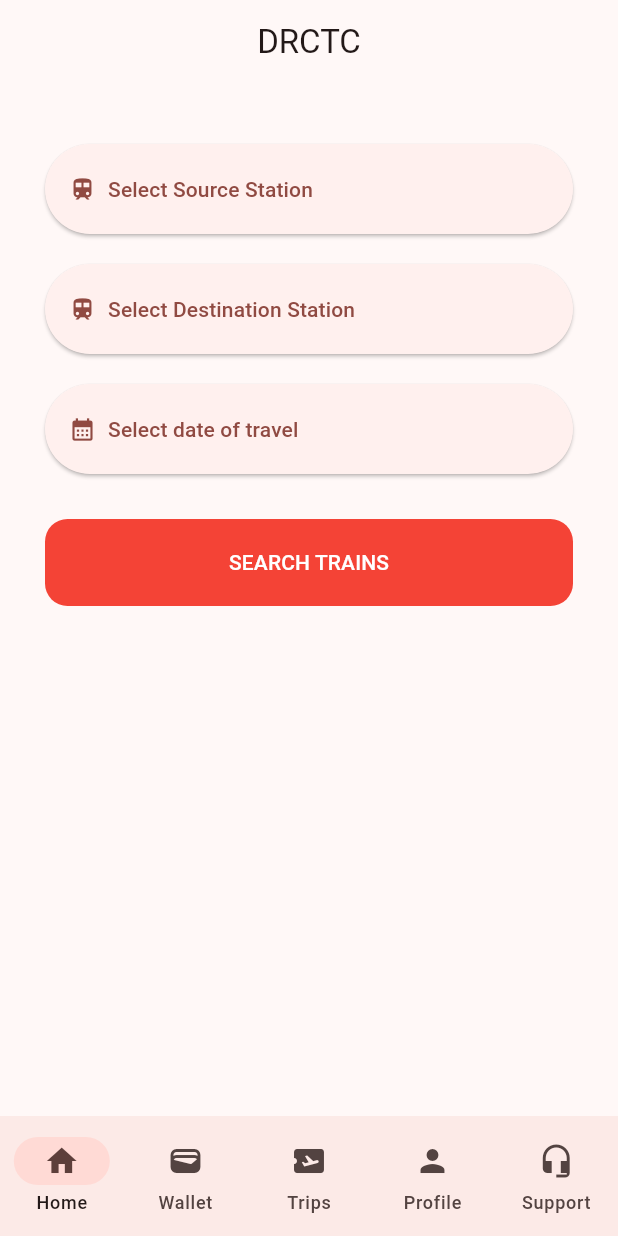
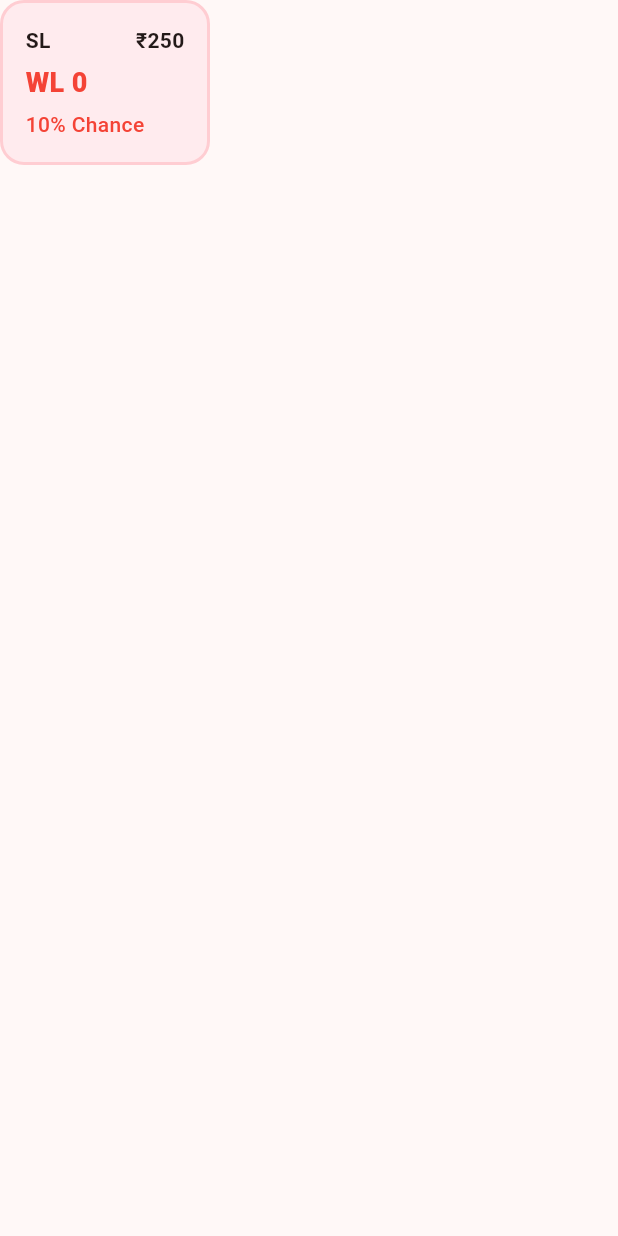
Before and after one commit to Dhineshh2002/DRCTC-Mobile-App, a Flutter app: the screen it shows after launch, after a tap on "SEARCH TRAINS", on a phone screen of 412 x 824 dp. Run offline on Flutter 3.47's test engine with Material 3 defaults, Android fonts, the light colour scheme and no system bars; missing offline and left inert: show_hide_password.

Commit message:
train and coach container implemented

```diff
--- a/lib/main.dart
+++ b/lib/main.dart
@@ -1,4 +1,4 @@
-import 'package:drctc/screens/date_picker.dart';
+
 import 'package:drctc/screens/home.dart';
 import 'package:drctc/screens/signup.dart';
 import 'package:flutter/material.dart';
--- a/lib/screens/home.dart
+++ b/lib/screens/home.dart
@@ -4,6 +4,7 @@ import 'package:drctc/screens/trips_screen.dart';
 import 'package:drctc/screens/wallet_screen.dart';
 import 'package:flutter/material.dart';
 
+import '../widgets/home_appbar.dart';
 import 'home_screen.dart';
 
 class HomePage extends StatefulWidget {
@@ -19,10 +20,12 @@ class _HomePageState extends State<HomePage> {
   @override
   Widget build(BuildContext context) {
     return Scaffold(
-      appBar: AppBar(
-        title: const Center(child: Text('DRCTC')),
-        automaticallyImplyLeading: false,
-      ),
+      appBar: (selectedIndex == 0)
+          ? const HomeAppbar()
+          : AppBar(
+              title: const Center(child: Text('DRCTC')),
+              automaticallyImplyLeading: false,
+            ),
       body: [
         HomePageScreen(),
         WalletScreen(),
--- a/lib/screens/home_screen.dart
+++ b/lib/screens/home_screen.dart
@@ -1,4 +1,5 @@
 import 'package:drctc/screens/seach_trains.dart';
+import 'package:drctc/widgets/train_coach_con.dart';
 import 'package:flutter/material.dart';
 import 'package:intl/intl.dart';
 
@@ -10,17 +11,21 @@ class HomePageScreen extends StatefulWidget {
 }
 
 class _HomePageScreenState extends State<HomePageScreen> {
-  String sourceStation = 'Select Source Station';
-  String destinationStation = 'Select Destination Station';
+  String sourceStation = 'Enter From';
+  String destinationStation = 'Enter To';
   String selectedDate = 'Select date of travel';
+  DateTime travelDate = DateTime.now().add(const Duration(days: 1));
 
   @override
   Widget build(BuildContext context) {
+    selectedDate = DateFormat('EEE, dd yyyy').format(travelDate);
     return SingleChildScrollView(
       child: Center(
         child: Padding(
           padding: const EdgeInsets.all(30.0),
-          child: Column(
+          child: Stack(
+            children: [
+              Column(
                 children: [
                   SizedBox(
                     width: MediaQuery.sizeOf(context).width,
@@ -84,14 +89,15 @@ class _HomePageScreenState extends State<HomePageScreen> {
                         onPressed: () async {
                           DateTime? pickedDate = await showDatePicker(
                             context: context,
-                        initialDate: DateTime.now(),
+                            initialDate: travelDate ?? DateTime.now(),
                             firstDate: DateTime.now(),
-                        lastDate: DateTime(DateTime.now().year + 1),
+                            lastDate: DateTime(DateTime.now().year + 2),
                           );
                           if (pickedDate != null) {
                             setState(() {
+                              travelDate = pickedDate;
                               selectedDate =
-                              DateFormat('dd/MM/yyyy').format(pickedDate);
+                                  DateFormat('EEE, dd yyyy').format(pickedDate);
                             });
                           }
                         },
@@ -112,7 +118,19 @@ class _HomePageScreenState extends State<HomePageScreen> {
                       width: MediaQuery.of(context).size.width,
                       height: 58,
                       child: FilledButton(
-                    onPressed: () {},
+                        onPressed: () {
+                          Navigator.push(
+                            context,
+                            MaterialPageRoute(
+                              builder: (context) => TrainCoachContainer(
+                                percentageOfChance: 10,
+                                coachName: "SL",
+                                ticketPrice: 250,
+                                numberOfWaitingList: 0,
+                              ),
+                            ),
+                          );
+                        },
                         style: FilledButton.styleFrom(
                           backgroundColor: Colors.red,
                           shape: RoundedRectangleBorder(
@@ -125,6 +143,33 @@ class _HomePageScreenState extends State<HomePageScreen> {
                   ),
                 ],
               ),
+              Positioned(
+                right: 40,
+                top: 60,
+                child: IconButton(
+                  onPressed: () {
+                    setState(() {
+                      if (sourceStation == 'Enter From' &&
+                          destinationStation == 'Enter To') {
+                        return;
+                      } else if (sourceStation == 'Enter From') {
+                        sourceStation = destinationStation;
+                        destinationStation = 'Enter To';
+                      } else if (destinationStation == 'Enter To') {
+                        destinationStation = sourceStation;
+                        sourceStation = 'Enter From';
+                      } else {
+                        String temp = sourceStation;
+                        sourceStation = destinationStation;
+                        destinationStation = temp;
+                      }
+                    });
+                  },
+                  icon: const Icon(Icons.swap_vert_circle),
+                ),
+              )
+            ],
+          ),
         ),
       ),
     );
--- /dev/null
+++ b/lib/widgets/home_appbar.dart
@@ -0,0 +1,40 @@
+import 'package:flutter/material.dart';
+
+class HomeAppbar extends StatelessWidget implements PreferredSizeWidget {
+  const HomeAppbar({super.key});
+
+  @override
+  Widget build(BuildContext context) {
+    return AppBar(
+      title: Center(
+        child: Row(
+          mainAxisAlignment: MainAxisAlignment.center,
+          children: [
+            Image.asset(
+              'assets/logo/drctc_logo2.png',
+              height: 30,
+              width: 30,
+            ),
+            const Padding(
+              padding: EdgeInsets.only(left: 10),
+              child: Text("drctctkt"),
+            ),
+          ],
+        ),
+      ),
+      automaticallyImplyLeading: false,
+      actions: [
+        Padding(
+          padding: const EdgeInsets.only(right: 15),
+          child: IconButton(
+            onPressed: () {},
+            icon: const Icon(Icons.share),
+          ),
+        )
+      ],
+    );
+  }
+
+  @override
+  Size get preferredSize => const Size.fromHeight(kToolbarHeight);
+}
--- /dev/null
+++ b/lib/widgets/train_coach_con.dart
@@ -0,0 +1,96 @@
+import 'package:flutter/material.dart';
+
+class TrainCoachContainer extends StatelessWidget {
+  TrainCoachContainer({
+    super.key,
+    required this.percentageOfChance,
+    required this.coachName,
+    required this.ticketPrice,
+    required this.numberOfWaitingList,
+  });
+
+  final int percentageOfChance;
+  final String coachName;
+  final int ticketPrice;
+  final int numberOfWaitingList;
+
+  void determineColors() {
+    if (percentageOfChance > 85) {
+      coachColor = Colors.green[50];
+      borderColor = Colors.green[100];
+      textColor = Colors.green;
+    } else if (percentageOfChance > 60) {
+      coachColor = Colors.yellow[50];
+      borderColor = Colors.yellow[100];
+      textColor = Colors.yellow;
+    } else {
+      coachColor = Colors.red[50];
+      borderColor = Colors.red[100];
+      textColor = Colors.red;
+    }
+  }
+
+  Color? coachColor;
+  Color? borderColor;
+  Color? textColor;
+
+  @override
+  Widget build(BuildContext context) {
+    determineColors();
+    return Scaffold(
+      body: SafeArea(
+        child: Container(
+          width: 140,
+          height: 110,
+          padding: const EdgeInsets.all(15),
+          decoration: BoxDecoration(
+            color: coachColor,
+            borderRadius: const BorderRadius.all(Radius.circular(16)),
+            border: Border.all(
+              width: 2,
+              color: borderColor ?? Colors.grey, // Fallback color if borderColor is null
+            ),
+          ),
+          child: Column(
+            crossAxisAlignment: CrossAxisAlignment.start,
+            mainAxisAlignment: MainAxisAlignment.spaceBetween,
+            children: [
+              Row(
+                mainAxisAlignment: MainAxisAlignment.spaceBetween,
+                children: [
+                  Text(
+                    coachName,
+                    style: const TextStyle(
+                      fontWeight: FontWeight.w600,
+                    ),
+                  ),
+                  Text(
+                    "\u{20B9}$ticketPrice",
+                    style: const TextStyle(
+                      fontWeight: FontWeight.w600,
+                    ),
+                  ),
+                ],
+              ),
+              Text(
+                "WL $numberOfWaitingList",
+                style: TextStyle(
+                  color: textColor,
+                  fontWeight: FontWeight.w900,
+                  fontSize: 18,
+                ),
+              ),
+              Text(
+                "$percentageOfChance% Chance",
+                style: TextStyle(
+                  color: textColor,
+                  fontWeight: FontWeight.w500,
+                ),
+              ),
+            ],
+          ),
+        ),
+      ),
+    );
+  }
+}
--- a/pubspec.yaml
+++ b/pubspec.yaml
@@ -62,9 +62,8 @@ flutter:
   uses-material-design: true
 
   # To add assets to your application, add an assets section, like this:
-  # assets:
-  #   - images/a_dot_burr.jpeg
-  #   - images/a_dot_ham.jpeg
+  assets:
+    - assets/logo/
 
   # An image asset can refer to one or more resolution-specific "variants", see
   # https://flutter.dev/to/resolution-aware-images
```
Also changed, not shown: lib/screens/available_trains.dart (added, +10 -0 lines), lib/screens/date_picker.dart (deleted, +0 -87 lines), lib/screens/my_profile.dart (added, +10 -0 lines), lib/widgets/available_train_con.dart (added, +39 -0 lines). Lines whose indentation alone changed are shown as unchanged.
